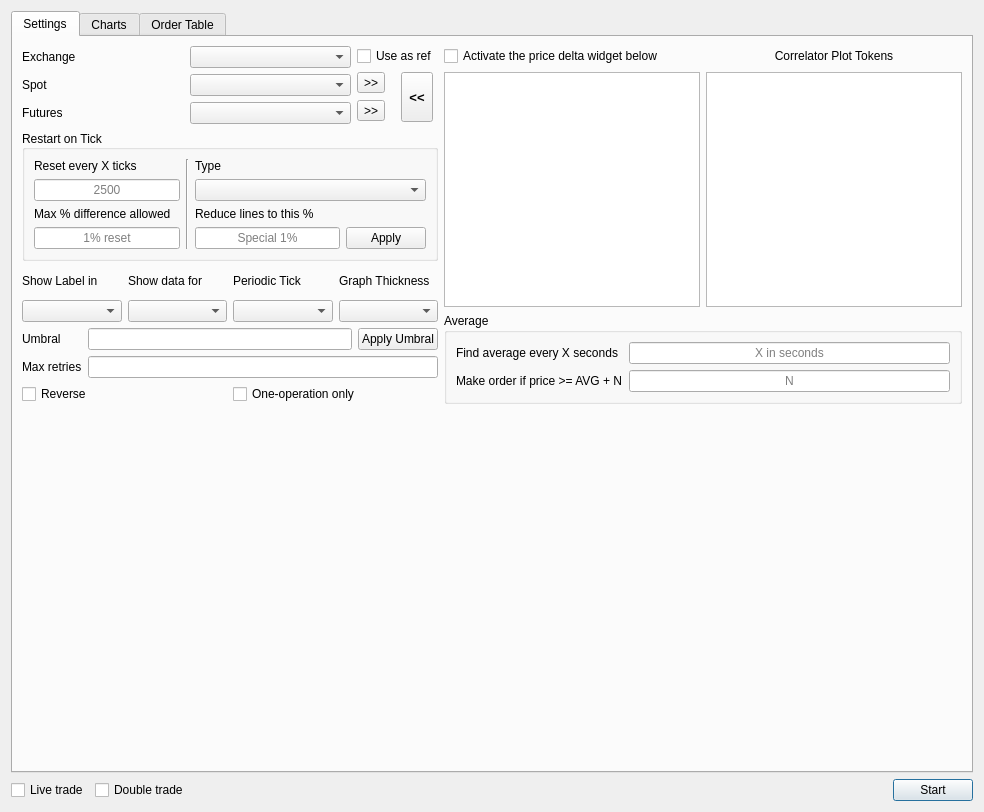
Before: the Qt Designer form ui/maindialog.ui in iamOgunyinka/octo-broccoli, drawn with Qt 5.
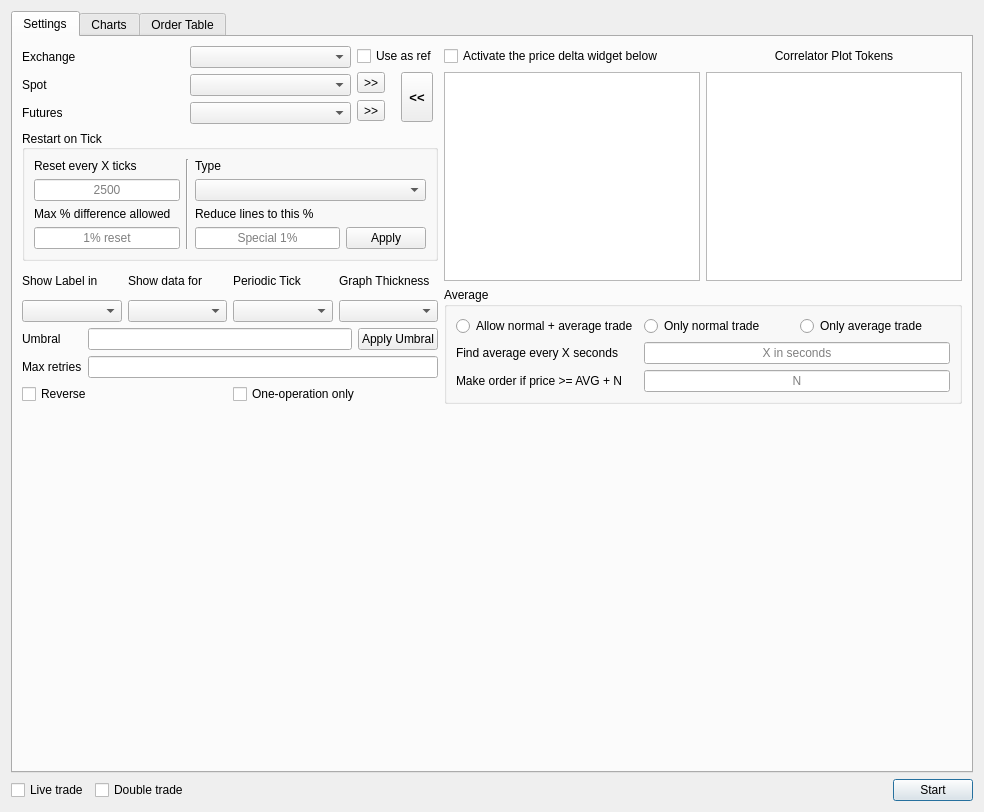
After: the same form once the commit is applied. Custom widgets are drawn as their Qt base class.

Commit message: CS-19 Untested initial implementation

```diff
--- a/ui/maindialog.ui
+++ b/ui/maindialog.ui
@@ -392,15 +392,43 @@
            <property name="title">
             <string>Average</string>
            </property>
-           <layout class="QFormLayout" name="formLayout">
-            <item row="0" column="0">
+           <layout class="QGridLayout" name="gridLayout_9">
+            <item row="3" column="0">
+             <widget class="QLabel" name="label_16">
+              <property name="text">
+               <string>Make order if price &gt;= AVG + N</string>
+              </property>
+             </widget>
+            </item>
+            <item row="2" column="0">
              <widget class="QLabel" name="label_15">
               <property name="text">
                <string>Find average every X seconds</string>
               </property>
              </widget>
             </item>
+            <item row="0" column="0">
+             <widget class="QRadioButton" name="allowBothTradeRadio">
+              <property name="text">
+               <string>Allow normal + average trade</string>
+              </property>
+             </widget>
+            </item>
+            <item row="0" column="2">
+             <widget class="QRadioButton" name="allowAverageTradeRadio">
+              <property name="text">
+               <string>Only average trade</string>
+              </property>
+             </widget>
+            </item>
             <item row="0" column="1">
+             <widget class="QRadioButton" name="allowNormalTradeRadio">
+              <property name="text">
+               <string>Only normal trade</string>
+              </property>
+             </widget>
+            </item>
+            <item row="2" column="1" colspan="2">
              <widget class="QLineEdit" name="averageTimerLine">
               <property name="alignment">
                <set>Qt::AlignCenter</set>
@@ -410,14 +438,7 @@
               </property>
              </widget>
             </item>
-            <item row="1" column="0">
-             <widget class="QLabel" name="label_16">
-              <property name="text">
-               <string>Make order if price &gt;= AVG + N</string>
-              </property>
-             </widget>
-            </item>
-            <item row="1" column="1">
+            <item row="3" column="1" colspan="2">
              <widget class="QLineEdit" name="averageThresholdLine">
               <property name="alignment">
                <set>Qt::AlignCenter</set>
```
Left out of the diff: 2 changed lines with no effect on the pictures. The commit also changes 2 other files.
